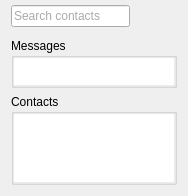
Above: src/maidsafe/lifestuff/ui/user_contacts_panel.ui from maidsafe-archive/MaidSafe-Encrypt before the change. Below: the same form after it.
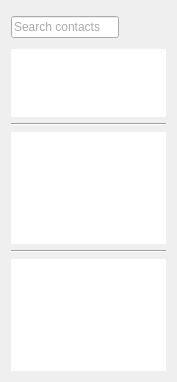
That is the form after the change. Icons and pictures are not drawn.

Commit message: Changes made in the dashboard after user logs in

```diff
--- a/src/maidsafe/lifestuff/ui/user_contacts_panel.ui
+++ b/src/maidsafe/lifestuff/ui/user_contacts_panel.ui
@@ -6,8 +6,8 @@
    <rect>
     <x>0</x>
     <y>0</y>
-    <width>188</width>
-    <height>193</height>
+    <width>177</width>
+    <height>382</height>
    </rect>
   </property>
   <property name="sizePolicy">
@@ -28,10 +28,7 @@
   <property name="windowTitle">
    <string/>
   </property>
-  <layout class="QVBoxLayout" name="verticalLayout_2">
-   <property name="topMargin">
-    <number>0</number>
-   </property>
+  <layout class="QVBoxLayout" name="verticalLayout">
    <item>
     <layout class="QHBoxLayout" name="horizontalLayout">
      <property name="spacing">
@@ -138,45 +135,18 @@
     </layout>
    </item>
    <item>
-    <widget class="QGroupBox" name="msgGroupBox">
+    <widget class="QListWidget" name="mesgList">
      <property name="sizePolicy">
-      <sizepolicy hsizetype="Preferred" vsizetype="Minimum">
+      <sizepolicy hsizetype="Expanding" vsizetype="Expanding">
        <horstretch>0</horstretch>
        <verstretch>0</verstretch>
       </sizepolicy>
      </property>
-     <property name="minimumSize">
-      <size>
-       <width>30</width>
-       <height>50</height>
-      </size>
-     </property>
      <property name="maximumSize">
       <size>
        <width>16777215</width>
-       <height>50</height>
+       <height>81</height>
       </size>
-     </property>
-     <property name="title">
-      <string>Messages</string>
-     </property>
-     <property name="flat">
-      <bool>true</bool>
-     </property>
-     <layout class="QGridLayout" name="gridLayout">
-      <property name="margin">
-       <number>0</number>
-      </property>
-      <property name="spacing">
-       <number>0</number>
-      </property>
-      <item row="0" column="0">
-       <widget class="QListWidget" name="listWidget_2">
-        <property name="sizePolicy">
-         <sizepolicy hsizetype="Expanding" vsizetype="Expanding">
-          <horstretch>0</horstretch>
-          <verstretch>0</verstretch>
-         </sizepolicy>
         </property>
         <property name="frameShape">
          <enum>QFrame::NoFrame</enum>
@@ -189,44 +159,56 @@
         </property>
        </widget>
       </item>
-     </layout>
+   <item>
+    <widget class="Line" name="line_2">
+     <property name="orientation">
+      <enum>Qt::Horizontal</enum>
+     </property>
     </widget>
    </item>
    <item>
-    <widget class="QGroupBox" name="groupBox">
+    <widget class="QListWidget" name="mailsList">
      <property name="sizePolicy">
-      <sizepolicy hsizetype="Preferred" vsizetype="Preferred">
+      <sizepolicy hsizetype="Preferred" vsizetype="Expanding">
        <horstretch>0</horstretch>
        <verstretch>0</verstretch>
       </sizepolicy>
      </property>
-     <property name="title">
-      <string>Contacts</string>
+     <property name="minimumSize">
+      <size>
+       <width>0</width>
+       <height>0</height>
+      </size>
      </property>
-     <property name="flat">
-      <bool>true</bool>
+     <property name="frameShape">
+      <enum>QFrame::NoFrame</enum>
      </property>
-     <layout class="QHBoxLayout" name="horizontalLayout_2">
-      <property name="margin">
-       <number>0</number>
-      </property>
+    </widget>
+   </item>
+   <item>
+    <widget class="Line" name="line">
+     <property name="orientation">
+      <enum>Qt::Horizontal</enum>
+     </property>
+    </widget>
+   </item>
       <item>
-       <widget class="QListWidget" name="listWidget">
+    <widget class="QListWidget" name="contactList">
         <property name="sizePolicy">
          <sizepolicy hsizetype="Preferred" vsizetype="Expanding">
           <horstretch>0</horstretch>
           <verstretch>0</verstretch>
          </sizepolicy>
         </property>
+     <property name="minimumSize">
+      <size>
+       <width>0</width>
+       <height>0</height>
+      </size>
+     </property>
         <property name="frameShape">
          <enum>QFrame::NoFrame</enum>
         </property>
-        <property name="selectionRectVisible">
-         <bool>false</bool>
-        </property>
-       </widget>
-      </item>
-     </layout>
     </widget>
    </item>
   </layout>
```
Left out of the diff: 2 changed lines with no effect on the pictures. Lines whose indentation alone changed are shown as unchanged. The commit also changes 4 other files.
